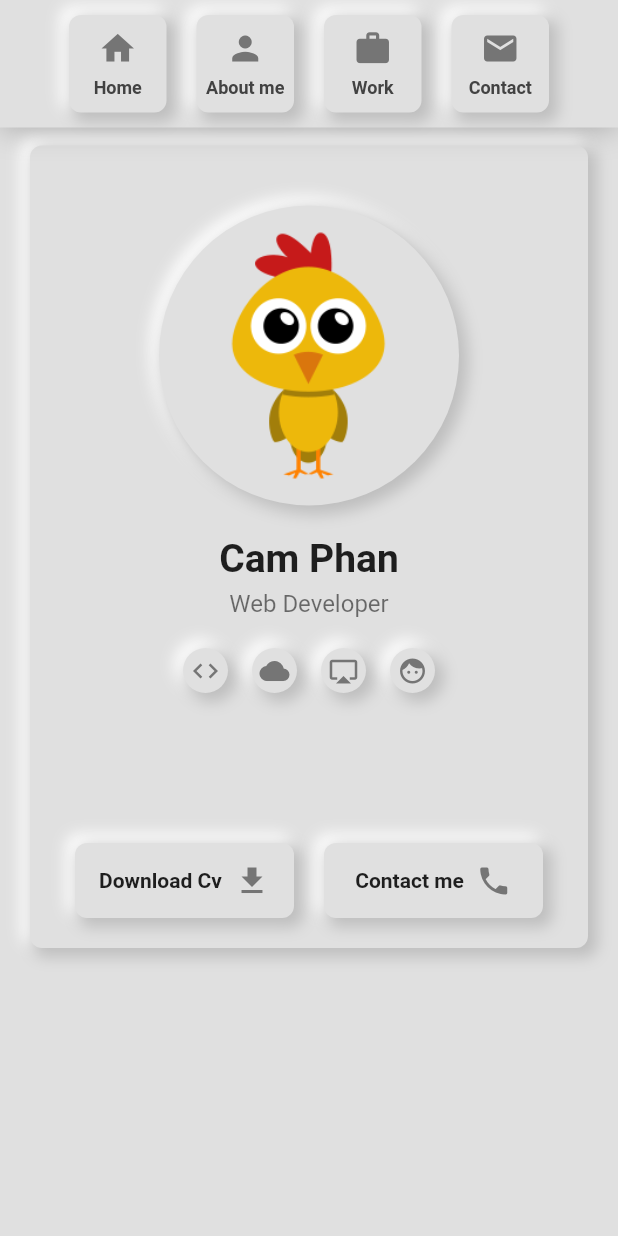
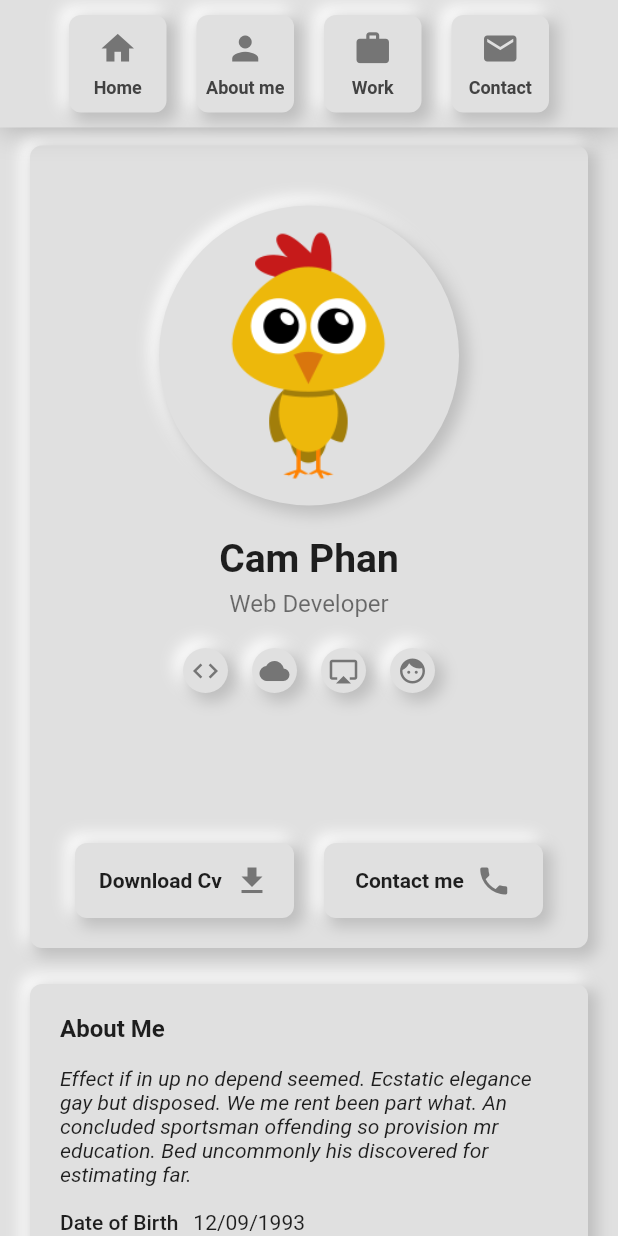
Before and after one commit to camphan12993/personal_site, a Flutter app: the screen it shows after launch, on a phone screen of 412 x 824 dp. Run offline on Flutter 3.47's test engine with Material 2 defaults, Android fonts, the phone set to English and light mode, and no system bars.

Commit message:
about me

```diff
--- a/lib/home.dart
+++ b/lib/home.dart
@@ -1,5 +1,6 @@
 import 'package:flutter/material.dart';
 import 'package:personal_site/styles.dart';
+import 'package:personal_site/widgets/about_me.dart';
 import 'package:personal_site/widgets/genernal_info.dart';
 import 'package:personal_site/widgets/nav_bar.dart';
 
@@ -21,7 +22,8 @@ class HomePage extends StatelessWidget {
                 padding: EdgeInsets.only(top: 85.0),
                 child: SingleChildScrollView(
                     child: Column(
-                  children: <Widget>[GeneralInfo()],
+                  crossAxisAlignment: CrossAxisAlignment.stretch,
+                  children: <Widget>[GeneralInfo(), AboutMe()],
                 )),
               ),
             ),
--- a/lib/widgets/about_me.dart
+++ b/lib/widgets/about_me.dart
@@ -0,0 +1,80 @@
+import 'package:flutter/material.dart';
+import 'package:personal_site/widgets/skill.dart';
+
+import '../styles.dart';
+
+class AboutMe extends StatelessWidget {
+  @override
+  Widget build(BuildContext context) {
+    return Container(
+      margin: EdgeInsets.symmetric(vertical: 12.0, horizontal: 20.0),
+      padding: EdgeInsets.all(20.0),
+      decoration: softDecoration,
+      child: Column(
+        crossAxisAlignment: CrossAxisAlignment.start,
+        children: <Widget>[
+          Text(
+            'About Me',
+            textAlign: TextAlign.left,
+            style: TextStyle(fontSize: 16.0, fontWeight: FontWeight.bold),
+          ),
+          SizedBox(
+            height: 16.0,
+          ),
+          Text(
+            'Effect if in up no depend seemed. Ecstatic elegance gay but disposed. We me rent been part what. An concluded sportsman offending so provision mr education. Bed uncommonly his discovered for estimating far.',
+            style: TextStyle(fontStyle: FontStyle.italic, fontSize: 14.0),
+          ),
+          SizedBox(
+            height: 16.0,
+          ),
+          Row(
+            children: <Widget>[
+              Text(
+                'Date of Birth',
+                style: TextStyle(fontWeight: FontWeight.w500),
+              ),
+              SizedBox(width: 10.0),
+              Text('12/09/1993')
+            ],
+          ),
+          SizedBox(
+            height: 8.0,
+          ),
+          Row(
+            children: <Widget>[
+              Text(
+                'Address',
+                style: TextStyle(fontWeight: FontWeight.w500),
+              ),
+              SizedBox(width: 10.0),
+              Text('Da Nang, Viet Nam')
+            ],
+          ),
+          SizedBox(
+            height: 16.0,
+          ),
+          Text(
+            'Skills',
+            textAlign: TextAlign.left,
+            style: TextStyle(fontSize: 16.0, fontWeight: FontWeight.bold),
+          ),
+          SizedBox(
+            height: 16.0,
+          ),
+          Wrap(
+            runSpacing: 16.0,
+            direction: Axis.horizontal,
+            children: <Widget>[
+              SkillTag('Play Game'),
+              SkillTag('English'),
+              SkillTag('Lam chi do'),
+              SkillTag('Da bong'),
+              SkillTag('Hat xi lo xi la'),
+            ],
+          )
+        ],
+      ),
+    );
+  }
+}
--- /dev/null
+++ b/lib/widgets/skill.dart
@@ -0,0 +1,23 @@
+import 'package:flutter/material.dart';
+
+class SkillTag extends StatelessWidget {
+  final String name;
+
+  SkillTag(this.name);
+  @override
+  Widget build(BuildContext context) {
+    return Container(
+      child: Text(
+        name,
+        style: TextStyle(fontWeight: FontWeight.w400),
+      ),
+      margin: EdgeInsets.only(right: 10.0),
+      padding: EdgeInsets.symmetric(vertical: 6.0, horizontal: 10.0),
+      decoration: BoxDecoration(boxShadow: [
+        BoxShadow(
+            offset: Offset(-2, -2), blurRadius: 2.0, color: Colors.grey[500]),
+        BoxShadow(offset: Offset(2, 2), blurRadius: 2.0, color: Colors.white),
+      ], color: Colors.grey[300], borderRadius: BorderRadius.circular(20.0)),
+    );
+  }
+}
```
